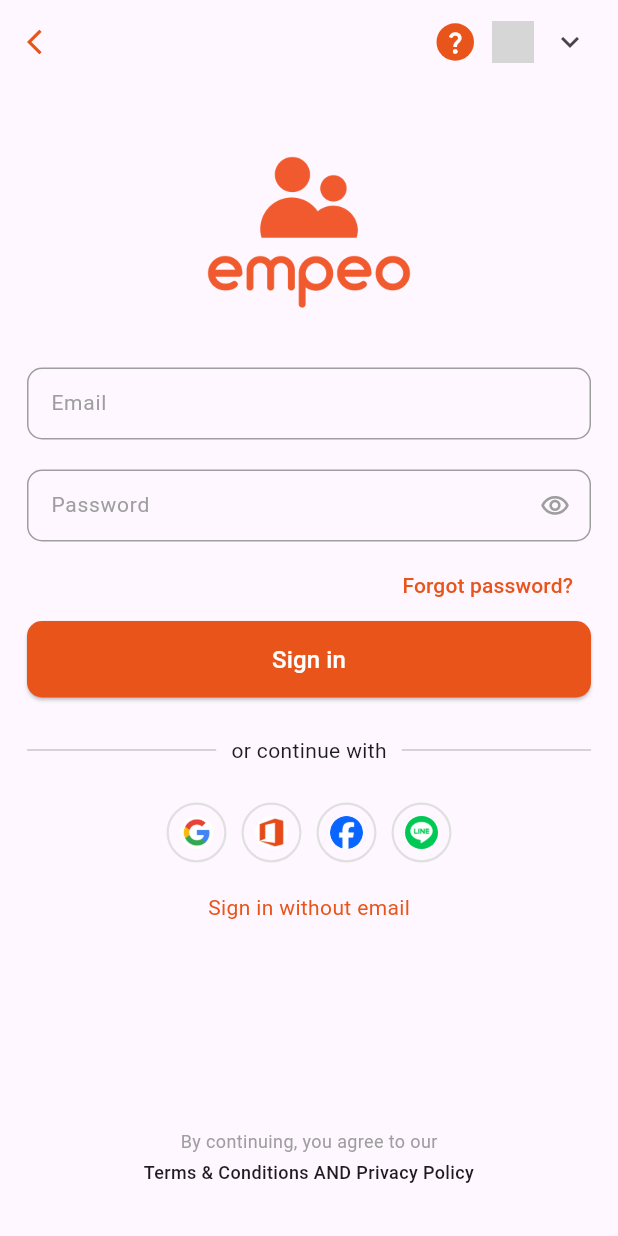
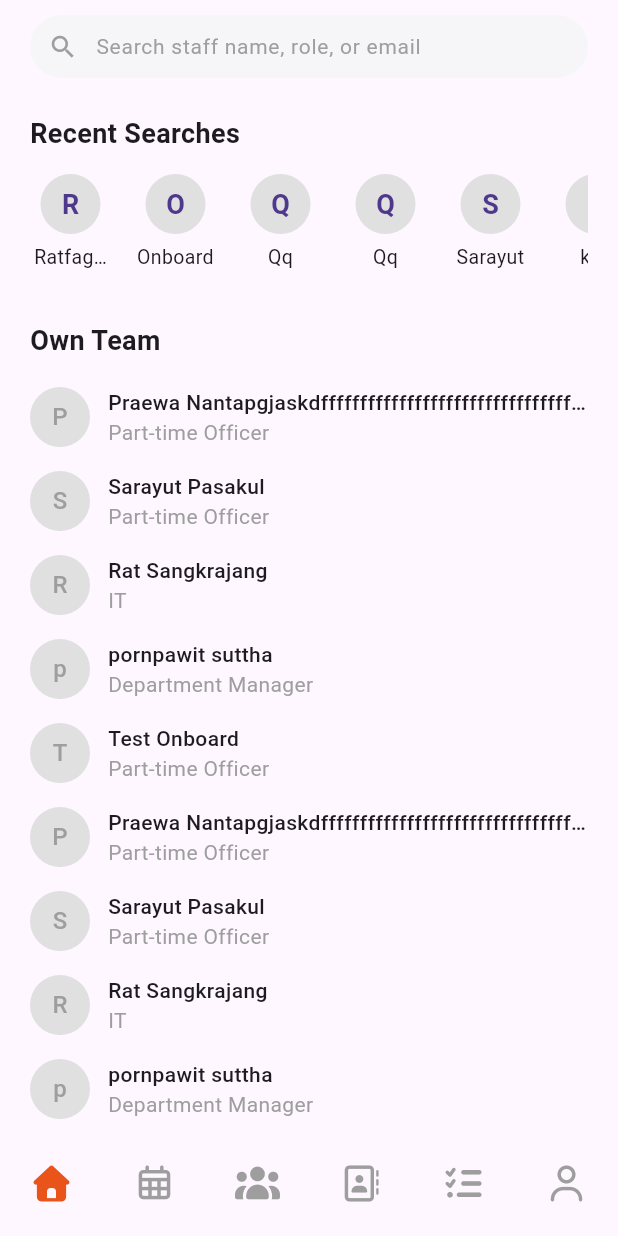
Before and after one commit to pomneii/empeo-Gofive, a Flutter app: the SigninScreen screen opened directly, after a tap on "Sign in", on a phone screen of 412 x 824 dp. Run offline on Flutter 3.47's test engine with Material 3 defaults, Android fonts, the phone set to English and light mode, and no system bars; our stand-ins replace font_awesome_flutter; missing offline and left inert: country_flags; grey boxes are pictures that could not be loaded.

Commit message:
create name-screen

```diff
--- /dev/null
+++ b/lib/screens/name_screen.dart
@@ -0,0 +1,295 @@
+import 'package:flutter/material.dart';
+import 'package:font_awesome_flutter/font_awesome_flutter.dart';
+
+class NameScreen extends StatefulWidget {
+  const NameScreen({super.key});
+
+  @override
+  State<NameScreen> createState() => _NameScreenState();
+}
+
+class _NameScreenState extends State<NameScreen> {
+  final TextEditingController searchController = TextEditingController();
+
+  List<Map<String, String>> team = [
+    {
+      "name":
+          "Praewa Nantapgjaskdffffffffffffffffffffffffffffffffffffffffffffffffffffffffffffffffffffffffffffffffffffffffffffinj",
+      "role": "Part-time Officer",
+    },
+    {"name": "Sarayut Pasakul", "role": "Part-time Officer"},
+    {"name": "Rat Sangkrajang", "role": "IT"},
+    {"name": "pornpawit suttha", "role": "Department Manager"},
+    {"name": "Test Onboard", "role": "Part-time Officer"},
+    {
+      "name":
+          "Praewa Nantapgjaskdffffffffffffffffffffffffffffffffffffffffffffffffffffffffffffffffffffffffffffffffffffffffffffinj",
+      "role": "Part-time Officer",
+    },
+    {"name": "Sarayut Pasakul", "role": "Part-time Officer"},
+    {"name": "Rat Sangkrajang", "role": "IT"},
+    {"name": "pornpawit suttha", "role": "Department Manager"},
+    {"name": "Test Onboard", "role": "Part-time Officer"},
+    {"name": "Rat Sangkrajang", "role": "IT"},
+    {"name": "pornpawit suttha", "role": "Department Manager"},
+    {"name": "Test Onboard", "role": "Part-time Officer"},
+  ];
+
+  List<String> recent = [
+    "Ratfagoaha;lhamag",
+    "Onboard",
+    "Qq",
+    "Qq",
+    "Sarayut",
+    "kiki",
+    "kuku",
+    "kiki",
+  ];
+
+  int selectedIndex = 0;
+
+  @override
+  Widget build(BuildContext context) {
+    return Scaffold(
+      bottomNavigationBar: Container(
+        height: 70,
+        decoration: BoxDecoration(
+          borderRadius: const BorderRadius.only(
+            topLeft: Radius.circular(20),
+            topRight: Radius.circular(20),
+          ),
+        ),
+        child: Row(
+          mainAxisAlignment: MainAxisAlignment.spaceAround,
+          children: [
+            IconButton(
+              onPressed: () {
+                setState(() => selectedIndex = 0);
+              },
+              icon: FaIcon(
+                selectedIndex == 0
+                    ? FontAwesomeIcons.solidHouse
+                    : FontAwesomeIcons.house,
+                color: selectedIndex == 0
+                    ? const Color(0xFFE8541A)
+                    : Colors.grey,
+              ),
+            ),
+
+            IconButton(
+              onPressed: () {
+                setState(() => selectedIndex = 1);
+              },
+              icon: FaIcon(
+                selectedIndex == 1
+                    ? FontAwesomeIcons.solidCalendarDays
+                    : FontAwesomeIcons.calendarDays,
+                color: selectedIndex == 1
+                    ? const Color(0xFFE8541A)
+                    : Colors.grey,
+              ),
+            ),
+
+            IconButton(
+              onPressed: () {
+                setState(() => selectedIndex = 2);
+              },
+              icon: FaIcon(
+                selectedIndex == 2
+                    ? FontAwesomeIcons.users
+                    : FontAwesomeIcons.users,
+                color: selectedIndex == 2
+                    ? const Color(0xFFE8541A)
+                    : Colors.grey,
+              ),
+            ),
+
+            IconButton(
+              onPressed: () {
+                setState(() => selectedIndex = 3);
+              },
+              icon: FaIcon(
+                selectedIndex == 3
+                    ? FontAwesomeIcons.solidAddressBook
+                    : FontAwesomeIcons.addressBook,
+                color: selectedIndex == 3
+                    ? const Color(0xFFE8541A)
+                    : Colors.grey,
+              ),
+            ),
+
+            IconButton(
+              onPressed: () {
+                setState(() => selectedIndex = 4);
+              },
+              icon: FaIcon(
+                selectedIndex == 4
+                    ? FontAwesomeIcons.book
+                    : FontAwesomeIcons.listCheck,
+                color: selectedIndex == 4
+                    ? const Color(0xFFE8541A)
+                    : Colors.grey,
+              ),
+            ),
+
+            IconButton(
+              onPressed: () {
+                setState(() => selectedIndex = 5);
+              },
+              icon: FaIcon(
+                selectedIndex == 5
+                    ? FontAwesomeIcons.solidUser
+                    : FontAwesomeIcons.user,
+                color: selectedIndex == 5
+                    ? const Color(0xFFE8541A)
+                    : Colors.grey,
+              ),
+            ),
+          ],
+        ),
+      ),
+      body: SafeArea(
+        child: Padding(
+          padding: const EdgeInsets.symmetric(horizontal: 20),
+          child: Column(
+            crossAxisAlignment: CrossAxisAlignment.start,
+            children: [
+              const SizedBox(height: 10),
+
+              // search bar
+              SearchBar(
+                controller: searchController,
+                backgroundColor: const WidgetStatePropertyAll(
+                  Color(0xFFF6F6F8),
+                ),
+                leading: const Icon(Icons.search, size: 20, color: Colors.grey),
+                hintText: "Search staff name, role, or email",
+                hintStyle: const WidgetStatePropertyAll(
+                  TextStyle(fontSize: 14, color: Colors.grey),
+                ),
+                elevation: const WidgetStatePropertyAll(0),
+                padding: const WidgetStatePropertyAll(
+                  EdgeInsets.symmetric(horizontal: 12),
+                ),
+                constraints: const BoxConstraints(minHeight: 42),
+                shape: WidgetStatePropertyAll(
+                  RoundedRectangleBorder(
+                    borderRadius: BorderRadius.circular(30),
+                  ),
+                ),
+                onChanged: (value) {
+                  setState(() {});
+                },
+              ),
+
+              const SizedBox(height: 24),
+
+              // recent searches
+              const Text(
+                "Recent Searches",
+                style: TextStyle(fontSize: 18, fontWeight: FontWeight.w600),
+              ),
+
+              const SizedBox(height: 14),
+
+              SizedBox(
+                height: 80,
+                child: ListView.builder(
+                  scrollDirection: Axis.horizontal,
+                  itemCount: recent.length,
+                  itemBuilder: (context, index) {
+                    return Padding(
+                      padding: const EdgeInsets.only(right: 16),
+                      child: Column(
+                        children: [
+                          CircleAvatar(
+                            radius: 20,
+                            backgroundColor: Colors.grey.shade300,
+                            child: Text(
+                              recent[index][0],
+                              style: const TextStyle(
+                                fontSize: 18,
+                                fontWeight: FontWeight.bold,
+                              ),
+                            ),
+                          ),
+                          const SizedBox(height: 6),
+
+                          SizedBox(
+                            width: 54,
+                            child: Text(
+                              recent[index],
+                              style: const TextStyle(fontSize: 13),
+                              maxLines: 1,
+                              overflow: TextOverflow.ellipsis,
+                              textAlign: TextAlign.center,
+                            ),
+                          ),
+                        ],
+                      ),
+                    );
+                  },
+                ),
+              ),
+
+              const SizedBox(height: 18),
+
+              // own team
+              const Text(
+                "Own Team",
+                style: TextStyle(fontSize: 18, fontWeight: FontWeight.w600),
+              ),
+
+              const SizedBox(height: 10),
+
+              Expanded(
+                child: ListView.builder(
+                  itemCount: team.length,
+                  itemBuilder: (context, index) {
+                    final member = team[index];
+
+                    return Padding(
+                      padding: const EdgeInsets.symmetric(vertical: 8),
+                      child: Row(
+                        children: [
+                          CircleAvatar(
+                            radius: 20,
+                            backgroundColor: Colors.grey.shade300,
+                            child: Text(
+                              member["name"]![0],
+                              style: const TextStyle(color: Colors.grey),
+                            ),
+                          ),
+                          const SizedBox(width: 12),
+                          Expanded(
+                            child: Column(
+                              crossAxisAlignment: CrossAxisAlignment.start,
+                              children: [
+                                Text(
+                                  member["name"]!,
+                                  maxLines: 1,
+                                  overflow: TextOverflow.ellipsis,
+                                  style: const TextStyle(
+                                    fontWeight: FontWeight.w500,
+                                  ),
+                                ),
+                                Text(
+                                  member["role"]!,
+                                  style: const TextStyle(color: Colors.grey),
+                                ),
+                              ],
+                            ),
+                          ),
+                        ],
+                      ),
+                    );
+                  },
+                ),
+              ),
+            ],
+          ),
+        ),
+      ),
+    );
+  }
+}
--- a/lib/screens/signin_screen.dart
+++ b/lib/screens/signin_screen.dart
@@ -1,3 +1,4 @@
+import 'package:empeo/screens/name_screen.dart';
 import 'package:flutter/material.dart';
 import 'package:country_flags/country_flags.dart';
 
@@ -157,9 +158,7 @@
               Container(
                 alignment: Alignment.centerRight,
                 child: TextButton(
-                  onPressed: () {
-                    //
-                  },
+                  onPressed: () {},
                   child: const Text(
                     "Forgot password?",
                     style: TextStyle(color: Color(0xFFE8541A)),
@@ -170,7 +169,12 @@
               SizedBox(
                 width: double.infinity,
                 child: ElevatedButton(
-                  onPressed: () {},
+                  onPressed: () {
+                    Navigator.push(
+                      context,
+                      MaterialPageRoute(builder: (context) => const NameScreen())
+                    );
+                  },
                   style: ElevatedButton.styleFrom(
                     backgroundColor: Color(0xFFE8541A),
                     padding: const EdgeInsets.symmetric(vertical: 14),
--- a/pubspec.yaml
+++ b/pubspec.yaml
@@ -35,6 +35,7 @@
   # Use with the CupertinoIcons class for iOS style icons.
   cupertino_icons: ^1.0.8
   country_flags: ^4.1.2
+  font_awesome_flutter: ^11.0.0
 
 dev_dependencies:
   flutter_test:
```
Also changed, not shown: pubspec.lock.
